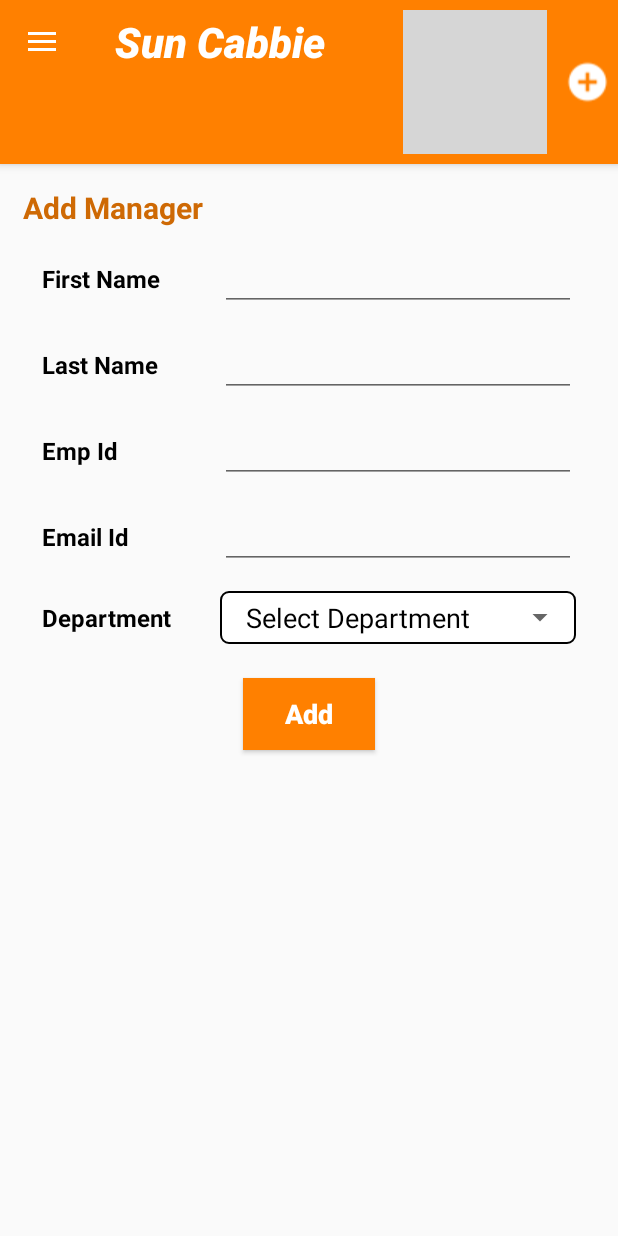
After one commit to hareeshsun/Cabbie, an Android app: the fragment AddNewManager placed in its activity, on a phone screen of 412 x 824 dp. The commit adds this screen. Run offline under Robolectric (Android 15) with nearby library versions, the phone set to English and light mode, and no system bars; our stand-ins replace Firebase (no records; nobody signed in at launch, a user with empty details on screens opened directly); libraries missing offline, so code that uses them is left out: dmax.dialog; 3 statements that could not run were skipped; grey boxes are pictures that could not be loaded.

Commit message:
Implemented layouts for CabDetails and ManagerDetails for admin permissions

```diff
--- /dev/null
+++ b/app/src/main/java/com/suntechnologies/cabbie/Fragments/AddNewManager.java
@@ -0,0 +1,136 @@
+package com.suntechnologies.cabbie.Fragments;
+
+import android.content.Intent;
+import android.content.SharedPreferences;
+import android.os.Bundle;
+import android.support.annotation.Nullable;
+import android.support.v4.app.Fragment;
+import android.view.LayoutInflater;
+import android.view.View;
+import android.view.ViewGroup;
+import android.widget.AdapterView;
+import android.widget.Button;
+import android.widget.EditText;
+import android.widget.Spinner;
+import android.widget.Toast;
+
+import com.google.firebase.database.FirebaseDatabase;
+import com.suntechnologies.cabbie.Adapters.SpinnerAdapter;
+import com.suntechnologies.cabbie.HelperMethods;
+import com.suntechnologies.cabbie.LoginPage;
+import com.suntechnologies.cabbie.Model.Manager;
+import com.suntechnologies.cabbie.Model.ManagerDetail;
+import com.suntechnologies.cabbie.Model.User;
+import com.suntechnologies.cabbie.R;
+import com.suntechnologies.cabbie.SignUpPage;
+
+import java.util.ArrayList;
+import java.util.Map;
+
+/**
+ * Created by mithulalr on 7/27/2018.
+ */
+
+public class AddNewManager extends Fragment {
+
+    public EditText firstNameEditText;
+    public EditText lastNameEditText;
+    public EditText empIdEditText;
+    public EditText emailIdEditText;
+    public EditText otherDepartmentEditText;
+    public Spinner departmentSpinner;
+    public Button addNewManagerBtn;
+    private ArrayList<String> departmentArrayList = new ArrayList<>();
+    public String department;
+    public String firstName;
+    public String lastName;
+    public String empId;
+    public String emailId;
+    public String otherDepartment;
+    FirebaseDatabase database;
+    boolean departmentFlag = false;
+    public  AddNewManager(){
+
+    }
+    @Nullable
+    @Override
+    public View onCreateView(LayoutInflater inflater, @Nullable ViewGroup container, @Nullable Bundle savedInstanceState) {
+        View view = inflater.inflate(R.layout.add_new_manager, container, false);
+        database = FirebaseDatabase.getInstance();
+        firstNameEditText = (EditText) view.findViewById(R.id.firstName);
+        lastNameEditText = (EditText) view.findViewById(R.id.lastName);
+        empIdEditText = (EditText) view.findViewById(R.id.empId);
+        emailIdEditText = (EditText) view.findViewById(R.id.emailId);
+        otherDepartmentEditText = (EditText) view.findViewById(R.id.otherDepartment);
+        departmentSpinner = (Spinner) view.findViewById(R.id.departmentSpinner);
+        addNewManagerBtn = (Button) view.findViewById(R.id.addNewManager);
+
+        departmentArrayList.add("Select Department");
+        departmentArrayList.add("Automation");
+        departmentArrayList.add("Development");
+        departmentArrayList.add("Testing");
+        departmentArrayList.add("Game Developer");
+        departmentArrayList.add("Game Tester");
+        departmentArrayList.add("Other");
+        SpinnerAdapter designationAdapter = new SpinnerAdapter(getActivity(),android.R.layout.simple_spinner_item,departmentArrayList);
+        departmentSpinner.setAdapter(designationAdapter);
+        departmentSpinner.setOnItemSelectedListener(new AdapterView.OnItemSelectedListener()
+        {
+            @Override
+            public void onItemSelected(AdapterView<?> parent, View view, int position, long id)
+            {
+
+                if(departmentSpinner.getSelectedItem().toString().equalsIgnoreCase("Other")){
+                   otherDepartmentEditText.setVisibility(View.VISIBLE);
+                    departmentFlag = true;
+               }else{
+                        otherDepartmentEditText.setVisibility(View.GONE);
+                        department = departmentSpinner.getSelectedItem().toString();
+                    }
+
+            }
+
+            @Override
+            public void onNothingSelected(AdapterView<?> parent)
+            {
+
+            }
+        });
+
+        if(departmentFlag)
+        department = otherDepartmentEditText.getText().toString();
+
+
+        addNewManagerBtn.setOnClickListener(new View.OnClickListener()
+        {
+            @Override
+            public void onClick(View v)
+            {
+                if(firstNameEditText.getText().toString().length()>0 && lastNameEditText.getText().toString().length() >0 && empIdEditText.getText().toString().length()>0 && emailIdEditText.getText().toString().length()>0 && department.length()>0)
+                AddNewManager(firstNameEditText.getText().toString()+" "+lastNameEditText.getText().toString(),empIdEditText.getText().toString(),emailIdEditText.getText().toString(),department);
+                else{
+                    HelperMethods.showDialog(getActivity(),"Alert","cann't any textBox empty!");
+                }
+            }
+        });
+
+
+
+
+        return view;
+    }
+    private void AddNewManager(String name,String empId,String emailId,String department) {
+
+
+         ArrayList<ManagerDetail>managerDetails = new ArrayList<>();
+          ManagerDetail manager = new ManagerDetail(name,empId,emailId,department);
+        managerDetails.add(manager);
+            database.getReference("AddNewManger").child(emailId).setValue(manager);
+
+
+
+
+
+
+    }
+}
--- a/app/src/main/java/com/suntechnologies/cabbie/MainActivity.java
+++ b/app/src/main/java/com/suntechnologies/cabbie/MainActivity.java
@@ -15,6 +15,7 @@ import android.support.v7.app.ActionBarDrawerToggle;
 import android.support.v7.app.AppCompatActivity;
 import android.os.Bundle;
 import android.support.v7.widget.Toolbar;
+import android.view.Menu;
 import android.view.MenuItem;
 import android.view.View;
 import android.view.animation.AccelerateDecelerateInterpolator;
@@ -31,10 +32,12 @@ import com.google.firebase.database.FirebaseDatabase;
 import com.google.firebase.database.ValueEventListener;
 import com.suntechnologies.cabbie.DataHolders.UserData;
 import com.suntechnologies.cabbie.Fragments.AccountDetails;
+import com.suntechnologies.cabbie.Fragments.CabDetails;
 import com.suntechnologies.cabbie.Fragments.CabRequest;
 import com.suntechnologies.cabbie.Fragments.EmergencyDetails;
 import com.suntechnologies.cabbie.Fragments.EmployeeFragment;
 import com.suntechnologies.cabbie.Fragments.FacilityFragment;
+import com.suntechnologies.cabbie.Fragments.ManagerDetails;
 import com.suntechnologies.cabbie.Fragments.Notification;
 import com.suntechnologies.cabbie.Fragments.OnBoarding;
 import com.suntechnologies.cabbie.Fragments.PreviousRideDetails;
@@ -56,7 +59,7 @@ public class MainActivity extends AppCompatActivity implements FragmentManager.O
     FirebaseDatabase database;
     DatabaseReference managerDataRef;
     ArrayList<String> userIDList = new ArrayList<>();
-
+    NavigationView navigationView;
     @Override
     protected void onCreate(Bundle savedInstanceState) {
         super.onCreate(savedInstanceState);
@@ -80,7 +83,7 @@ public class MainActivity extends AppCompatActivity implements FragmentManager.O
         drawerLayout.setDrawerListener(toggle);
         toggle.syncState();
 
-        NavigationView navigationView = (NavigationView) findViewById(R.id.nav_view);
+         navigationView = (NavigationView) findViewById(R.id.nav_view);
         navigationView.setNavigationItemSelectedListener(this);
 
         View header=navigationView.getHeaderView(0);
@@ -105,11 +108,13 @@ public class MainActivity extends AppCompatActivity implements FragmentManager.O
                     userData = dataSnapshot.getValue(UserData.class);
                     if(userData != null) {
                         employeeName.setText(userData.firstName + " " + userData.lastName);
+                        hideItem(navigationView, false);
                     }
                     HelperMethods.replaceFragment(MainActivity.this, frameLayout.getId(), new EmployeeFragment(uid, userData.employeeId, false), false);
                 } else {
                     employeeName.setText("Admin");
                     FirebaseUser firebaseUser = auth.getCurrentUser();
+                    hideItem(navigationView, true);
                     if (firebaseUser != null) {
                         database.getReference("admin").child("registrationToken").setValue(registrationToken);
                     }
@@ -169,6 +174,18 @@ public class MainActivity extends AppCompatActivity implements FragmentManager.O
             super.onBackPressed();
         }
     }
+    void hideItem(NavigationView navigationView, boolean flag){
+        Menu nav_Menu = navigationView.getMenu();
+        if(flag){
+            nav_Menu.findItem(R.id.nav_previous).setVisible(false);
+            nav_Menu.findItem(R.id.nav_account).setVisible(false);
+        }else{
+            nav_Menu.findItem(R.id.manager_details).setVisible(false);
+            nav_Menu.findItem(R.id.cab_details).setVisible(false);
+        }
+
+
+    }
 
     @Override
     public boolean onNavigationItemSelected(@NonNull MenuItem item) {
@@ -194,7 +211,17 @@ public class MainActivity extends AppCompatActivity implements FragmentManager.O
             getSupportFragmentManager().popBackStack(null, FragmentManager.POP_BACK_STACK_INCLUSIVE);
             HelperMethods.replaceFragment(MainActivity.this, frameLayout.getId(), new PreviousRideDetails(), true);
 
-        } else if (id == R.id.nav_emergency) {
+        } else if (id == R.id.cab_details) {
+            getSupportFragmentManager().popBackStack(null, FragmentManager.POP_BACK_STACK_INCLUSIVE);
+            HelperMethods.replaceFragment(MainActivity.this, frameLayout.getId(),new CabDetails(), true);
+
+        }
+        else if (id == R.id.manager_details) {
+            getSupportFragmentManager().popBackStack(null, FragmentManager.POP_BACK_STACK_INCLUSIVE);
+            HelperMethods.replaceFragment(MainActivity.this, frameLayout.getId(), new ManagerDetails(), true);
+
+        }
+        else if (id == R.id.nav_emergency) {
 
             getSupportFragmentManager().popBackStack(null, FragmentManager.POP_BACK_STACK_INCLUSIVE);
             HelperMethods.replaceFragment(MainActivity.this, frameLayout.getId(), new EmergencyDetails(), true);
--- /dev/null
+++ b/app/src/main/res/layout/add_new_manager.xml
@@ -0,0 +1,198 @@
+<?xml version="1.0" encoding="utf-8"?>
+<LinearLayout xmlns:android="http://schemas.android.com/apk/res/android"
+              android:layout_width="match_parent"
+              android:layout_height="match_parent"
+              android:orientation="vertical"
+              android:layout_margin="10dp">
+
+    <TextView
+        android:layout_width="match_parent"
+        android:layout_height="wrap_content"
+        android:text="Add Manager"
+        android:textSize="@dimen/text_size_20"
+        android:textStyle="bold"
+        android:textAllCaps="false"
+        android:textColor="@color/colorPrimaryDark"
+        />
+
+    <LinearLayout
+        android:layout_width="match_parent"
+        android:layout_height="wrap_content"
+        android:orientation="vertical"
+        android:layout_margin="5dp">
+
+        <LinearLayout
+            android:layout_width="match_parent"
+            android:layout_height="wrap_content"
+            android:layout_margin="2dp"
+            android:padding="5dp"
+            android:orientation="horizontal"
+            android:gravity="center"
+            android:weightSum="3">
+
+            <TextView
+                android:layout_width="match_parent"
+                android:layout_height="wrap_content"
+                android:layout_weight="2"
+                android:text="First Name"
+                android:textColor="@color/black"
+                android:textSize="@dimen/text_size_16"
+                android:textStyle="bold"
+                android:gravity="center|left"/>
+
+            <EditText
+                android:id="@+id/firstName"
+                android:layout_width="match_parent"
+                android:layout_height="wrap_content"
+                android:layout_weight="1"
+                android:textColor="@color/black"
+                android:textSize="@dimen/text_size_16"/>
+
+        </LinearLayout>
+
+        <LinearLayout
+            android:layout_width="match_parent"
+            android:layout_height="wrap_content"
+            android:layout_margin="2dp"
+            android:padding="5dp"
+            android:orientation="horizontal"
+            android:weightSum="3">
+
+            <TextView
+                android:layout_width="match_parent"
+                android:layout_height="match_parent"
+                android:layout_weight="2"
+                android:text="Last Name"
+                android:textColor="@color/black"
+                android:textSize="@dimen/text_size_16"
+                android:textStyle="bold"
+                android:gravity="center|left"/>
+
+            <EditText
+                android:id="@+id/lastName"
+                android:layout_width="match_parent"
+                android:layout_height="wrap_content"
+                android:layout_weight="1"
+                android:textColor="@color/black"
+                android:textSize="@dimen/text_size_16"/>
+
+        </LinearLayout>
+
+        <LinearLayout
+            android:layout_width="match_parent"
+            android:layout_height="wrap_content"
+            android:layout_margin="2dp"
+            android:padding="5dp"
+            android:orientation="horizontal"
+            android:weightSum="3">
+
+            <TextView
+                android:layout_width="match_parent"
+                android:layout_height="match_parent"
+                android:layout_weight="2"
+                android:text="Emp Id"
+                android:textColor="@color/black"
+                android:textSize="@dimen/text_size_16"
+                android:textStyle="bold"
+                android:gravity="center|left"/>
+
+            <EditText
+                android:id="@+id/empId"
+                android:layout_width="match_parent"
+                android:layout_height="wrap_content"
+                android:layout_weight="1"
+                android:inputType="number"
+                android:textColor="@color/black"
+                android:textSize="@dimen/text_size_16"/>
+
+        </LinearLayout>
+
+        <LinearLayout
+            android:layout_width="match_parent"
+            android:layout_height="wrap_content"
+            android:layout_margin="2dp"
+            android:padding="5dp"
+            android:orientation="horizontal"
+            android:weightSum="3">
+
+            <TextView
+                android:layout_width="match_parent"
+                android:layout_height="match_parent"
+                android:layout_weight="2"
+                android:text="Email Id"
+                android:textColor="@color/black"
+                android:textSize="@dimen/text_size_16"
+                android:textStyle="bold"
+                android:gravity="center|left"/>
+
+            <EditText
+                android:id="@+id/emailId"
+                android:layout_width="match_parent"
+                android:layout_height="wrap_content"
+                android:layout_weight="1"
+                android:inputType="textEmailAddress"
+                android:textColor="@color/black"
+                android:textSize="@dimen/text_size_16"/>
+
+        </LinearLayout>
+
+        <LinearLayout
+            android:layout_width="match_parent"
+            android:layout_height="wrap_content"
+            android:layout_margin="2dp"
+            android:padding="5dp"
+            android:orientation="horizontal"
+            android:weightSum="3">
+
+            <TextView
+                android:layout_width="match_parent"
+                android:layout_height="match_parent"
+                android:layout_weight="2"
+                android:text="Department"
+                android:textColor="@color/black"
+                android:textSize="@dimen/text_size_16"
+                android:textStyle="bold"
+                android:gravity="center|left"/>
+
+            <LinearLayout
+                android:layout_width="match_parent"
+                android:layout_height="wrap_content"
+                android:layout_weight="1"
+                android:background="@drawable/white_background_with_black_border">
+
+                <Spinner
+                    android:id="@+id/departmentSpinner"
+                    android:layout_width="match_parent"
+                    android:layout_height="35dp">
+
+                </Spinner>
+
+            </LinearLayout>
+        </LinearLayout>
+        <EditText
+            android:layout_width="match_parent"
+            android:layout_height="wrap_content"
+            android:hint="other department"
+            android:padding="10dp"
+            android:visibility="gone"
+            android:background="@drawable/white_background_with_black_border"
+            android:id="@+id/otherDepartment"/>
+
+
+
+    </LinearLayout>
+
+    <Button
+        android:id="@+id/addNewManager"
+        android:layout_width="wrap_content"
+        android:layout_height="wrap_content"
+        android:text="Add"
+        android:layout_marginTop="10dp"
+        android:background="@color/colorPrimary"
+        android:textColor="@color/white"
+        android:textSize="18sp"
+        android:textAllCaps="false"
+        android:textStyle="bold"
+        android:layout_gravity="center"/>
+
+</LinearLayout>
--- a/app/src/main/res/menu/activity_main_drawer.xml
+++ b/app/src/main/res/menu/activity_main_drawer.xml
@@ -7,9 +7,18 @@
             android:icon="@drawable/ic_home_orange_a400_24dp"
             android:title="@string/nav_home" />
         <item
-            android:id="@+id/nav_account"
+        android:id="@+id/nav_account"
+        android:icon="@drawable/ic_account_circle_orange_500_24dp"
+        android:title="@string/nav_account" />
+
+        <item
+            android:id="@+id/manager_details"
             android:icon="@drawable/ic_account_circle_orange_500_24dp"
-            android:title="@string/nav_account" />
+            android:title="Manager Details" />
+        <item
+            android:id="@+id/cab_details"
+            android:icon="@drawable/ic_account_circle_orange_500_24dp"
+            android:title="Cab Details" />
         <item
             android:id="@+id/nav_boarding"
             android:icon="@drawable/on_boarding"
```
Also changed, not shown: app/src/main/java/com/suntechnologies/cabbie/Fragments/CabDetails.java (added, +31 -0 lines), app/src/main/java/com/suntechnologies/cabbie/Fragments/ManagerDetails.java (added, +48 -0 lines), app/src/main/java/com/suntechnologies/cabbie/Model/ManagerDetail.java (added, +25 -0 lines), app/src/main/res/layout/cab_details.xml (added, +51 -0 lines), app/src/main/res/layout/manager_details.xml (added, +57 -0 lines), app/src/main/res/layout/manager_item.xml (added, +63 -0 lines), app/src/main/res/drawable-hdpi/ic_search_orange_800_24dp.png (added), app/src/main/res/drawable-mdpi/ic_search_orange_800_24dp.png (added), app/src/main/res/drawable-xhdpi/ic_search_orange_800_24dp.png (added), app/src/main/res/drawable-xxhdpi/ic_search_orange_800_24dp.png (added), app/src/main/res/drawable-xxxhdpi/ic_search_orange_800_24dp.png (added).
